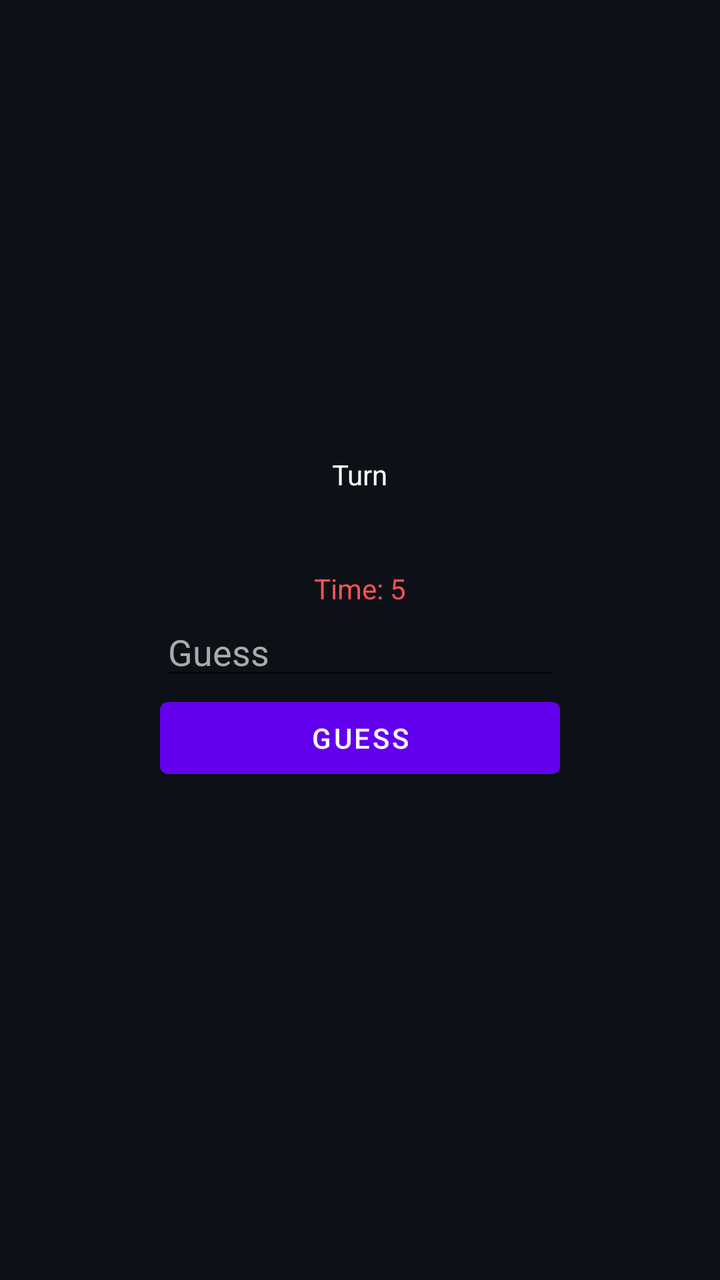
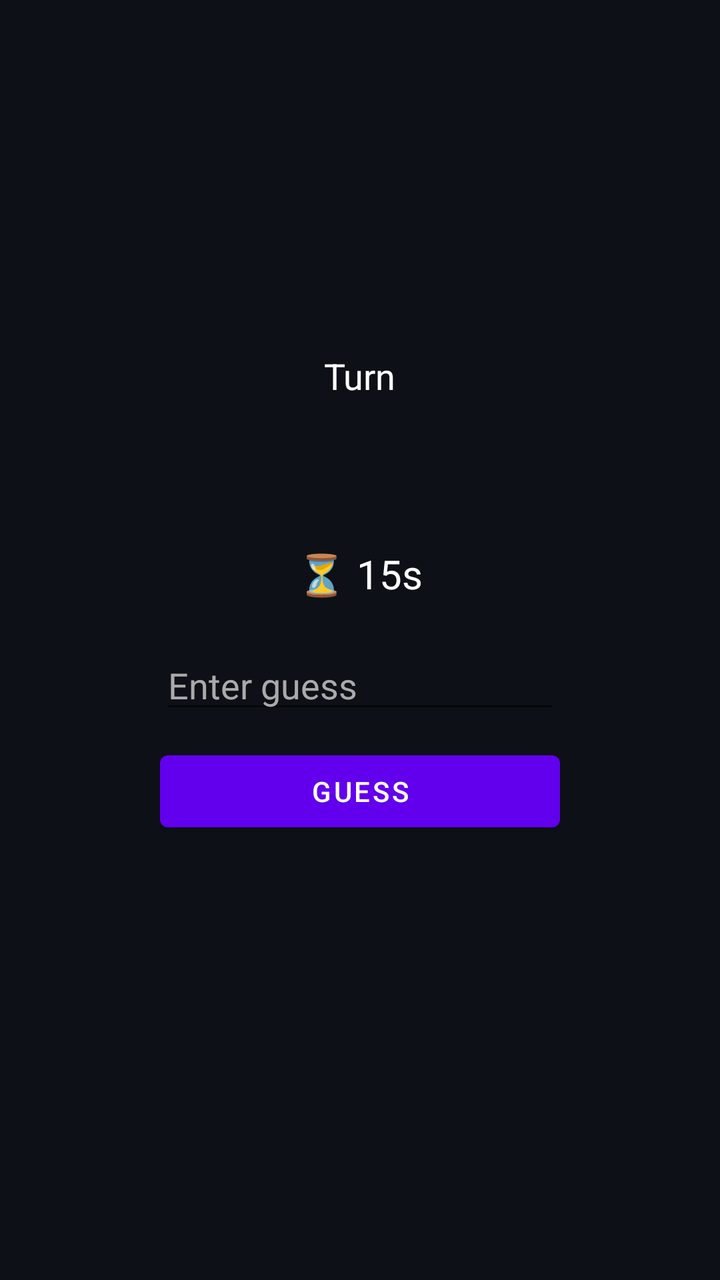

Compare the two renders of this Android layout. The source of the first and the diff that turns it into the second are given below.
<!-- AndroidManifest.xml: fallback theme Theme.MaterialComponents.DayNight.NoActionBar -->
<!-- res/layout/activity_game.xml -->
<?xml version="1.0" encoding="utf-8"?>
<LinearLayout
    xmlns:android="http://schemas.android.com/apk/res/android"
    android:layout_width="match_parent"
    android:layout_height="match_parent"
    android:orientation="vertical"
    android:gravity="center"
    android:padding="20dp"
    android:background="#0D1117">

    <TextView
        android:id="@+id/turnText"
        android:text="Turn"
        android:textColor="#FFFFFF"
        android:layout_width="wrap_content"
        android:layout_height="wrap_content"/>

    <TextView
        android:id="@+id/scoreText"
        android:textColor="#FFFFFF"
        android:layout_width="wrap_content"
        android:layout_height="wrap_content"/>

    <TextView
        android:id="@+id/livesText"
        android:textColor="#FFFFFF"
        android:layout_width="wrap_content"
        android:layout_height="wrap_content"/>

    <TextView
        android:id="@+id/timerText"
        android:text="Time: 5"
        android:textColor="#FF5252"
        android:layout_width="wrap_content"
        android:layout_height="wrap_content"/>

    <EditText
        android:id="@+id/input"
        android:layout_width="200dp"
        android:layout_height="wrap_content"
        android:hint="Guess"
        android:textColor="#FFFFFF"
        android:textColorHint="#AAAAAA"/>

    <Button
        android:id="@+id/submitBtn"
        android:text="Guess"
        android:layout_width="200dp"
        android:layout_height="wrap_content"/>

    <TextView
        android:id="@+id/resultText"
        android:textColor="#00E676"
        android:layout_width="wrap_content"
        android:layout_height="wrap_content"/>

</LinearLayout>
<!-- resources referenced by this layout -->
<resources>

</resources>

<!-- the commit's change to res/layout/activity_game.xml (unified diff, before → after) -->
@@ -11,26 +11,34 @@
     <TextView
         android:id="@+id/turnText"
         android:text="Turn"
+        android:textSize="18sp"
         android:textColor="#FFFFFF"
+        android:layout_marginBottom="10dp"
         android:layout_width="wrap_content"
         android:layout_height="wrap_content"/>
 
     <TextView
         android:id="@+id/scoreText"
         android:textColor="#FFFFFF"
+        android:textSize="16sp"
+        android:layout_marginBottom="10dp"
         android:layout_width="wrap_content"
         android:layout_height="wrap_content"/>
 
     <TextView
         android:id="@+id/livesText"
         android:textColor="#FFFFFF"
+        android:textSize="16sp"
+        android:layout_marginBottom="10dp"
         android:layout_width="wrap_content"
         android:layout_height="wrap_content"/>
 
     <TextView
         android:id="@+id/timerText"
-        android:text="Time: 5"
-        android:textColor="#FF5252"
+        android:text="⏳ 15s"
+        android:textColor="#FFFFFF"
+        android:textSize="20sp"
+        android:layout_marginBottom="20dp"
         android:layout_width="wrap_content"
         android:layout_height="wrap_content"/>
 
@@ -38,7 +46,8 @@
         android:id="@+id/input"
         android:layout_width="200dp"
         android:layout_height="wrap_content"
-        android:hint="Guess"
+        android:hint="Enter guess"
+        android:inputType="number"
         android:textColor="#FFFFFF"
         android:textColorHint="#AAAAAA"/>
 
@@ -46,11 +55,14 @@
         android:id="@+id/submitBtn"
         android:text="Guess"
         android:layout_width="200dp"
-        android:layout_height="wrap_content"/>
+        android:layout_height="wrap_content"
+        android:layout_marginTop="10dp"/>
 
     <TextView
         android:id="@+id/resultText"
         android:textColor="#00E676"
+        android:textSize="18sp"
+        android:layout_marginTop="20dp"
         android:layout_width="wrap_content"
         android:layout_height="wrap_content"/>
 
